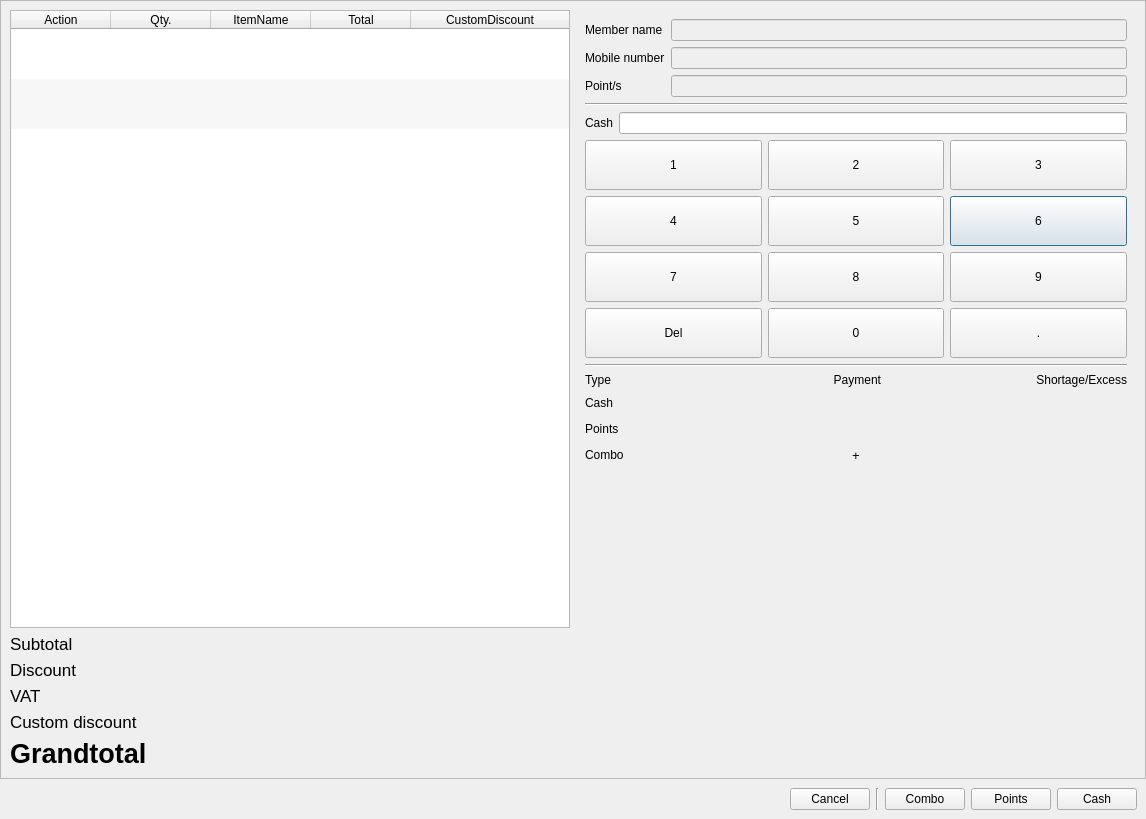
This is app/views/templates/generated/InOrder.ui in rondalefloyd/mts-pos as Qt 5 draws it before an edit. The edited form follows.
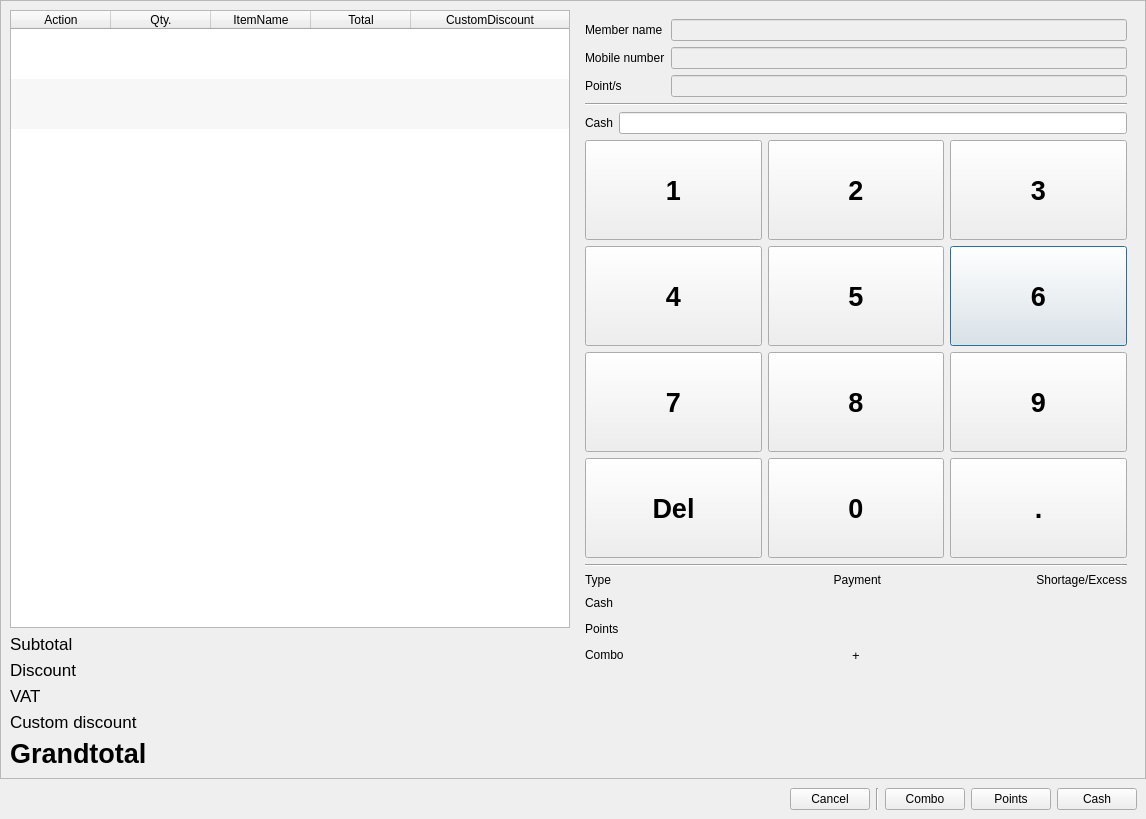
This is the edited form.

The edit to the form file:
```diff
--- a/app/views/templates/generated/InOrder.ui
+++ b/app/views/templates/generated/InOrder.ui
@@ -384,10 +384,17 @@
                  </property>
                  <property name="minimumSize">
                   <size>
-                   <width>0</width>
-                   <height>50</height>
+                   <width>100</width>
+                   <height>100</height>
                   </size>
                  </property>
+                 <property name="font">
+                  <font>
+                   <pointsize>20</pointsize>
+                   <weight>75</weight>
+                   <bold>true</bold>
+                  </font>
+                 </property>
                  <property name="text">
                   <string>6</string>
                  </property>
@@ -403,10 +410,17 @@
                  </property>
                  <property name="minimumSize">
                   <size>
-                   <width>0</width>
-                   <height>50</height>
+                   <width>100</width>
+                   <height>100</height>
                   </size>
                  </property>
+                 <property name="font">
+                  <font>
+                   <pointsize>20</pointsize>
+                   <weight>75</weight>
+                   <bold>true</bold>
+                  </font>
+                 </property>
                  <property name="text">
                   <string>5</string>
                  </property>
@@ -422,10 +436,17 @@
                  </property>
                  <property name="minimumSize">
                   <size>
-                   <width>0</width>
-                   <height>50</height>
+                   <width>100</width>
+                   <height>100</height>
                   </size>
                  </property>
+                 <property name="font">
+                  <font>
+                   <pointsize>20</pointsize>
+                   <weight>75</weight>
+                   <bold>true</bold>
+                  </font>
+                 </property>
                  <property name="text">
                   <string>9</string>
                  </property>
@@ -441,10 +462,17 @@
                  </property>
                  <property name="minimumSize">
                   <size>
-                   <width>0</width>
-                   <height>50</height>
+                   <width>100</width>
+                   <height>100</height>
                   </size>
                  </property>
+                 <property name="font">
+                  <font>
+                   <pointsize>20</pointsize>
+                   <weight>75</weight>
+                   <bold>true</bold>
+                  </font>
+                 </property>
                  <property name="text">
                   <string>7</string>
                  </property>
@@ -460,10 +488,17 @@
                  </property>
                  <property name="minimumSize">
                   <size>
-                   <width>0</width>
-                   <height>50</height>
+                   <width>100</width>
+                   <height>100</height>
                   </size>
                  </property>
+                 <property name="font">
+                  <font>
+                   <pointsize>20</pointsize>
+                   <weight>75</weight>
+                   <bold>true</bold>
+                  </font>
+                 </property>
                  <property name="text">
                   <string>8</string>
                  </property>
@@ -479,10 +514,17 @@
                  </property>
                  <property name="minimumSize">
                   <size>
-                   <width>0</width>
-                   <height>50</height>
+                   <width>100</width>
+                   <height>100</height>
                   </size>
                  </property>
+                 <property name="font">
+                  <font>
+                   <pointsize>20</pointsize>
+                   <weight>75</weight>
+                   <bold>true</bold>
+                  </font>
+                 </property>
                  <property name="text">
                   <string>2</string>
                  </property>
@@ -498,10 +540,17 @@
                  </property>
                  <property name="minimumSize">
                   <size>
-                   <width>0</width>
-                   <height>50</height>
+                   <width>100</width>
+                   <height>100</height>
                   </size>
                  </property>
+                 <property name="font">
+                  <font>
+                   <pointsize>20</pointsize>
+                   <weight>75</weight>
+                   <bold>true</bold>
+                  </font>
+                 </property>
                  <property name="text">
                   <string>3</string>
                  </property>
@@ -517,10 +566,17 @@
                  </property>
                  <property name="minimumSize">
                   <size>
-                   <width>0</width>
-                   <height>50</height>
+                   <width>100</width>
+                   <height>100</height>
                   </size>
                  </property>
+                 <property name="font">
+                  <font>
+                   <pointsize>20</pointsize>
+                   <weight>75</weight>
+                   <bold>true</bold>
+                  </font>
+                 </property>
                  <property name="text">
                   <string>4</string>
                  </property>
@@ -536,10 +592,17 @@
                  </property>
                  <property name="minimumSize">
                   <size>
-                   <width>0</width>
-                   <height>50</height>
+                   <width>100</width>
+                   <height>100</height>
                   </size>
                  </property>
+                 <property name="font">
+                  <font>
+                   <pointsize>20</pointsize>
+                   <weight>75</weight>
+                   <bold>true</bold>
+                  </font>
+                 </property>
                  <property name="text">
                   <string>1</string>
                  </property>
@@ -555,10 +618,17 @@
                  </property>
                  <property name="minimumSize">
                   <size>
-                   <width>0</width>
-                   <height>50</height>
+                   <width>100</width>
+                   <height>100</height>
                   </size>
                  </property>
+                 <property name="font">
+                  <font>
+                   <pointsize>20</pointsize>
+                   <weight>75</weight>
+                   <bold>true</bold>
+                  </font>
+                 </property>
                  <property name="text">
                   <string>Del</string>
                  </property>
@@ -574,10 +644,17 @@
                  </property>
                  <property name="minimumSize">
                   <size>
-                   <width>0</width>
-                   <height>50</height>
+                   <width>100</width>
+                   <height>100</height>
                   </size>
                  </property>
+                 <property name="font">
+                  <font>
+                   <pointsize>20</pointsize>
+                   <weight>75</weight>
+                   <bold>true</bold>
+                  </font>
+                 </property>
                  <property name="text">
                   <string>0</string>
                  </property>
@@ -593,10 +670,17 @@
                  </property>
                  <property name="minimumSize">
                   <size>
-                   <width>0</width>
-                   <height>50</height>
+                   <width>100</width>
+                   <height>100</height>
                   </size>
                  </property>
+                 <property name="font">
+                  <font>
+                   <pointsize>20</pointsize>
+                   <weight>75</weight>
+                   <bold>true</bold>
+                  </font>
+                 </property>
                  <property name="text">
                   <string>.</string>
                  </property>
```
